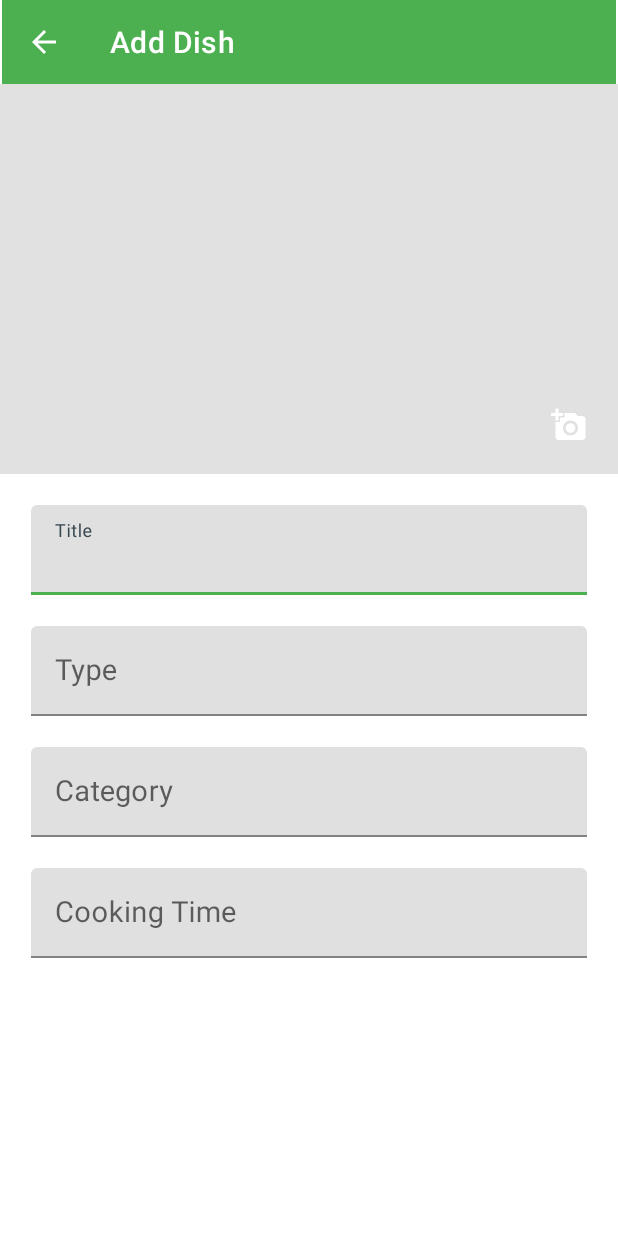
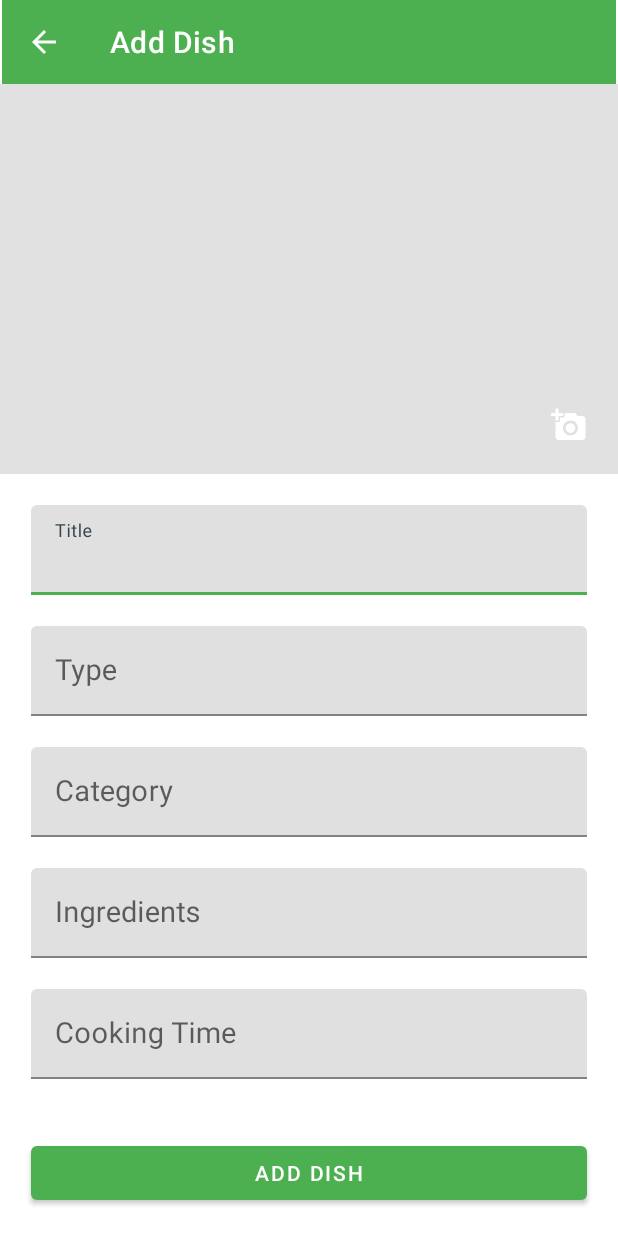
Before and after one commit to TYGeek/AndroidApp, an Android app: the AddUpdateDishActivity screen opened directly, with no data from a screen before it, on a phone screen of 412 x 824 dp. Run offline under Robolectric (Android 15) with nearby library versions, the phone set to English and light mode, and no system bars; our stand-ins replace sdp/ssp sizes; libraries missing offline, so code that uses them is left out: com.karumi.dexter.

```diff
--- a/app/src/main/res/layout/activity_add_update_dish.xml
+++ b/app/src/main/res/layout/activity_add_update_dish.xml
@@ -136,6 +136,29 @@
             </com.google.android.material.textfield.TextInputLayout>
 
             <com.google.android.material.textfield.TextInputLayout
+                android:id="@+id/til_ingredients"
+                style="@style/ThemeOverlay.Material3.TextInputEditText.OutlinedBox"
+                android:layout_width="match_parent"
+                android:layout_height="wrap_content"
+                android:layout_marginStart="@dimen/_16sdp"
+                android:layout_marginEnd="@dimen/_16sdp"
+                android:layout_marginTop="@dimen/_16sdp"
+                android:hint="@string/ingredients"
+                app:hintTextColor="@color/blue_grey_700"
+                app:layout_constraintEnd_toEndOf="parent"
+                app:layout_constraintStart_toStartOf="parent"
+                app:layout_constraintTop_toBottomOf="@+id/til_category">
+
+                <EditText
+                    android:id="@+id/et_ingredients"
+                    android:layout_width="match_parent"
+                    android:layout_height="wrap_content"
+                    android:inputType="text"
+                    android:textColor="@color/grey_900"
+                    android:textSize="@dimen/_15sdp"/>
+            </com.google.android.material.textfield.TextInputLayout>
+
+            <com.google.android.material.textfield.TextInputLayout
                 android:id="@+id/til_cocking_time"
                 style="@style/ThemeOverlay.Material3.TextInputEditText.OutlinedBox"
                 android:layout_width="match_parent"
@@ -147,7 +170,7 @@
                 app:hintTextColor="@color/blue_grey_700"
                 app:layout_constraintEnd_toEndOf="parent"
                 app:layout_constraintStart_toStartOf="parent"
-                app:layout_constraintTop_toBottomOf="@+id/til_category">
+                app:layout_constraintTop_toBottomOf="@+id/til_ingredients">
 
                 <EditText
                     android:id="@+id/et_cooking_time"
@@ -160,6 +183,20 @@
                     android:textSize="@dimen/_15sdp"/>
             </com.google.android.material.textfield.TextInputLayout>
 
+            <Button
+                android:id="@+id/btn_add_dish"
+                android:layout_width="match_parent"
+                android:layout_height="wrap_content"
+                android:layout_marginStart="@dimen/_16sdp"
+                android:layout_marginTop="@dimen/_16sdp"
+                android:layout_marginEnd="@dimen/_16sdp"
+                android:text="@string/add_dish"
+                android:textColor="@color/white"
+                app:layout_constraintBottom_toBottomOf="parent"
+                app:layout_constraintEnd_toEndOf="parent"
+                app:layout_constraintStart_toStartOf="parent"
+                app:layout_constraintTop_toBottomOf="@+id/til_cocking_time" />
+
         </androidx.constraintlayout.widget.ConstraintLayout>
     </ScrollView>
 
--- a/app/src/main/res/values/strings.xml
+++ b/app/src/main/res/values/strings.xml
@@ -16,4 +16,12 @@
     <string name="title_select_dish_type">SELECT DISH TYPE</string>
     <string name="title_select_dish_category">SELECT DISH CATEGORY</string>
     <string name="title_select_dish_cooking_time">SELECT DISH COOKING TIME IN MINUTES</string>
+    <string name="ingredients">Ingredients</string>
+
+    <string name="error_msg_enter_dish_title">Enter dish title</string>
+    <string name="error_msg_select_dish_image">Select dish image</string>
+    <string name="error_msg_select_dish_type">Select dish type</string>
+    <string name="error_msg_select_dish_category">Select dish category</string>
+    <string name="error_msg_select_dish_ingredients">Select dish ingredients</string>
+    <string name="error_msg_select_dish_cooking_time">Select dish cooking time</string>
 </resources>
```
Also changed, not shown: app/src/main/java/com/example/favdish/view/activities/AddUpdateDishActivity.kt (+90 -23 lines), app/src/main/java/com/example/favdish/view/adapters/CustomListItemAdaptor.kt (+7 -0 lines).
